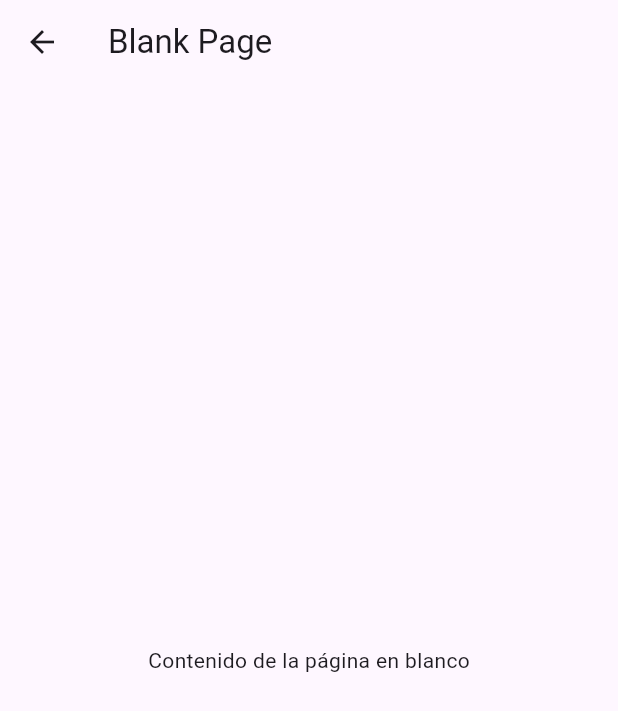
After one commit to Gokochas10/Pizzeria_Movil, a Flutter app: the Store screen opened directly, after a tap on an icon or button, on a phone screen of 412 x 824 dp. The commit adds this screen. Shown: the top 711 px of the screen. Run offline on Flutter 3.47's test engine with Material 3 defaults, Android fonts, the phone set to English and light mode, and no system bars; our stand-ins replace feather_icons, google_fonts.

Commit message:
Agregacion pagina confirmar orden

```diff
--- /dev/null
+++ b/lib/pages/complete_order.dart
@@ -0,0 +1,16 @@
+// BlankPage.dart
+import 'package:flutter/material.dart';
+
+class CompleteOrder extends StatelessWidget {
+  @override
+  Widget build(BuildContext context) {
+    return Scaffold(
+      appBar: AppBar(
+        title: Text('Blank Page'),
+      ),
+      body: Center(
+        child: Text('Contenido de la página en blanco'),
+      ),
+    );
+  }
+}
--- a/lib/sections/store/custom_hero.dart
+++ b/lib/sections/store/custom_hero.dart
@@ -1,6 +1,8 @@
+// CustomHero.dart
 import 'package:flutter/material.dart';
 import 'package:google_fonts/google_fonts.dart';
 import 'package:feather_icons/feather_icons.dart';
+import 'package:proyecto_restaurante/pages/complete_order.dart'; // Importa la nueva página
 
 class CustomHero extends StatelessWidget {
   const CustomHero({Key? key});
@@ -39,9 +41,20 @@ class CustomHero extends StatelessWidget {
                     child: Row(
                       mainAxisAlignment: MainAxisAlignment.end,
                       children: [
-                        Icon(
-                          FeatherIcons.clipboard,
-                          color: Colors.white,
+                        IconButton(
+                          icon: Icon(
+                            FeatherIcons.clipboard,
+                            color: Colors.white,
+                          ),
+                          onPressed: () {
+                            // Navegar a la nueva página en blanco
+                            Navigator.push(
+                              context,
+                              MaterialPageRoute(
+                                builder: (context) => CompleteOrder(),
+                              ),
+                            );
+                          },
                         ),
                       ],
                     ),
@@ -50,7 +63,7 @@ class CustomHero extends StatelessWidget {
               ),
               SizedBox(height: 16),
               Container(
-                margin: EdgeInsets.only(top: 160),
+                margin: EdgeInsets.only(top: 150),
                 child: Row(
                   mainAxisAlignment: MainAxisAlignment.center,
                   children: [
```
